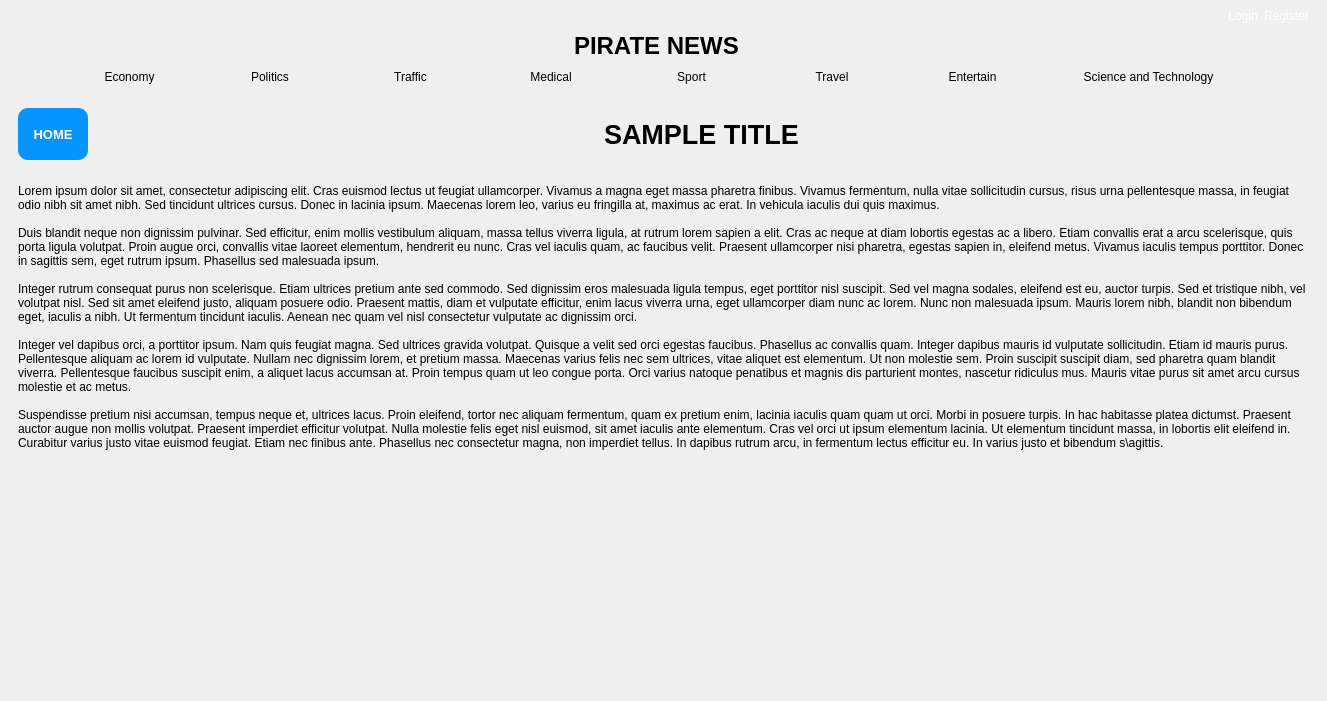
Old version of the form views/test.ui in the repository bhhoang/newspaper-project.
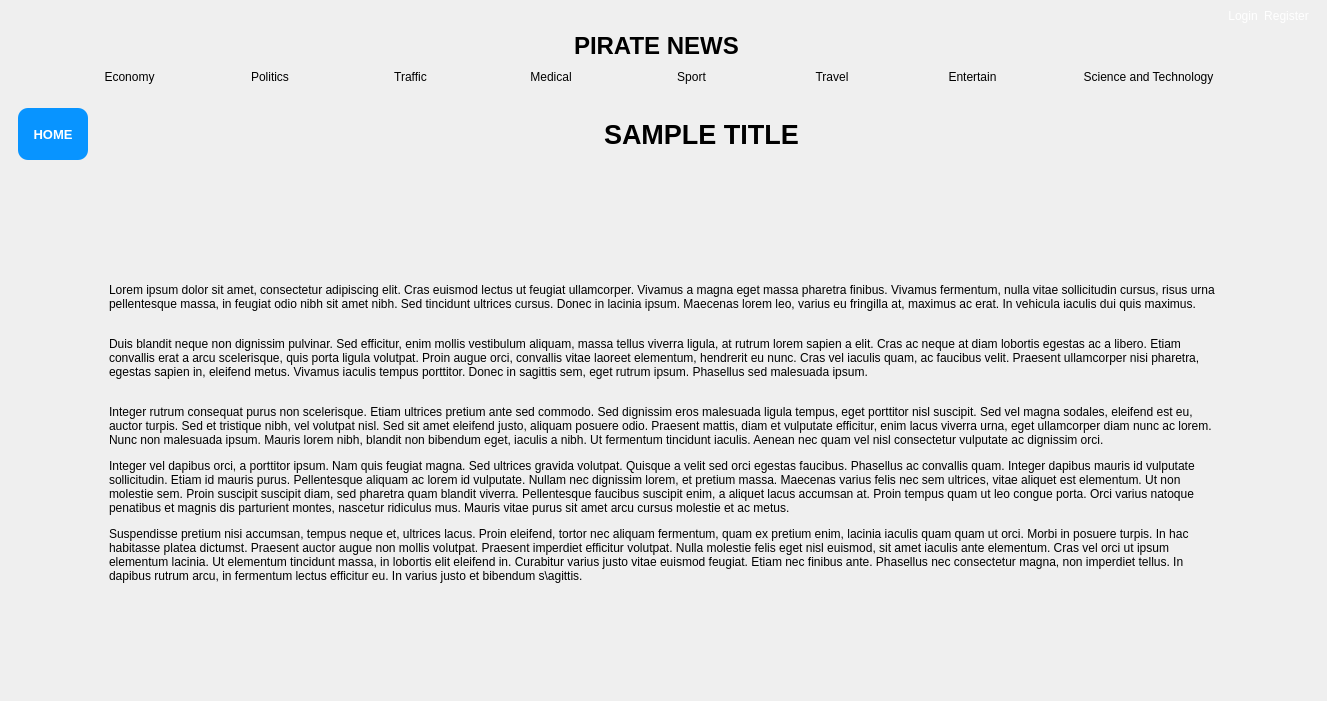
New version of the form. Icons and pictures are not drawn.

Commit message:
new file:   Mainpage.pptx 	modified:   controller/methods.py 	modified:   model/dbquery.py 	modified:   model/methods.py 	new file:   new_ui.ui 	new file:   new_ui_alpha.py 	new file:   requirements.txt 	modified:   views/login/login.ui 	new file:   views/new_ui.ui 	modified:   views/test.ui
	add status label for login, add alpha new_ui script, add
	requirements.txt

What changed in the file:
```diff
--- a/views/test.ui
+++ b/views/test.ui
@@ -390,9 +390,9 @@
        <property name="geometry">
         <rect>
          <x>0</x>
-         <y>0</y>
-         <width>1327</width>
-         <height>601</height>
+         <y>-148</y>
+         <width>1306</width>
+         <height>749</height>
         </rect>
        </property>
        <layout class="QVBoxLayout" name="verticalLayout">
@@ -477,18 +477,16 @@
            <enum>QFrame::Raised</enum>
           </property>
           <layout class="QVBoxLayout" name="verticalLayout_2">
-           <item alignment="Qt::AlignTop">
+           <property name="leftMargin">
+            <number>100</number>
+           </property>
+           <property name="rightMargin">
+            <number>100</number>
+           </property>
+           <item>
             <widget class="QLabel" name="label">
              <property name="text">
-              <string>Lorem ipsum dolor sit amet, consectetur adipiscing elit. Cras euismod lectus ut feugiat ullamcorper. Vivamus a magna eget massa pharetra finibus. Vivamus fermentum, nulla vitae sollicitudin cursus, risus urna pellentesque massa, in feugiat odio nibh sit amet nibh. Sed tincidunt ultrices cursus. Donec in lacinia ipsum. Maecenas lorem leo, varius eu fringilla at, maximus ac erat. In vehicula iaculis dui quis maximus.
-
-Duis blandit neque non dignissim pulvinar. Sed efficitur, enim mollis vestibulum aliquam, massa tellus viverra ligula, at rutrum lorem sapien a elit. Cras ac neque at diam lobortis egestas ac a libero. Etiam convallis erat a arcu scelerisque, quis porta ligula volutpat. Proin augue orci, convallis vitae laoreet elementum, hendrerit eu nunc. Cras vel iaculis quam, ac faucibus velit. Praesent ullamcorper nisi pharetra, egestas sapien in, eleifend metus. Vivamus iaculis tempus porttitor. Donec in sagittis sem, eget rutrum ipsum. Phasellus sed malesuada ipsum.
-
-Integer rutrum consequat purus non scelerisque. Etiam ultrices pretium ante sed commodo. Sed dignissim eros malesuada ligula tempus, eget porttitor nisl suscipit. Sed vel magna sodales, eleifend est eu, auctor turpis. Sed et tristique nibh, vel volutpat nisl. Sed sit amet eleifend justo, aliquam posuere odio. Praesent mattis, diam et vulputate efficitur, enim lacus viverra urna, eget ullamcorper diam nunc ac lorem. Nunc non malesuada ipsum. Mauris lorem nibh, blandit non bibendum eget, iaculis a nibh. Ut fermentum tincidunt iaculis. Aenean nec quam vel nisl consectetur vulputate ac dignissim orci.
-
-Integer vel dapibus orci, a porttitor ipsum. Nam quis feugiat magna. Sed ultrices gravida volutpat. Quisque a velit sed orci egestas faucibus. Phasellus ac convallis quam. Integer dapibus mauris id vulputate sollicitudin. Etiam id mauris purus. Pellentesque aliquam ac lorem id vulputate. Nullam nec dignissim lorem, et pretium massa. Maecenas varius felis nec sem ultrices, vitae aliquet est elementum. Ut non molestie sem. Proin suscipit suscipit diam, sed pharetra quam blandit viverra. Pellentesque faucibus suscipit enim, a aliquet lacus accumsan at. Proin tempus quam ut leo congue porta. Orci varius natoque penatibus et magnis dis parturient montes, nascetur ridiculus mus. Mauris vitae purus sit amet arcu cursus molestie et ac metus.
-
-Suspendisse pretium nisi accumsan, tempus neque et, ultrices lacus. Proin eleifend, tortor nec aliquam fermentum, quam ex pretium enim, lacinia iaculis quam quam ut orci. Morbi in posuere turpis. In hac habitasse platea dictumst. Praesent auctor augue non mollis volutpat. Praesent imperdiet efficitur volutpat. Nulla molestie felis eget nisl euismod, sit amet iaculis ante elementum. Cras vel orci ut ipsum elementum lacinia. Ut elementum tincidunt massa, in lobortis elit eleifend in. Curabitur varius justo vitae euismod feugiat. Etiam nec finibus ante. Phasellus nec consectetur magna, non imperdiet tellus. In dapibus rutrum arcu, in fermentum lectus efficitur eu. In varius justo et bibendum s\agittis.</string>
+              <string>&lt;html&gt;&lt;head/&gt;&lt;body&gt;&lt;p&gt;Lorem ipsum dolor sit amet, consectetur adipiscing elit. Cras euismod lectus ut feugiat ullamcorper. Vivamus a magna eget massa pharetra finibus. Vivamus fermentum, nulla vitae sollicitudin cursus, risus urna pellentesque massa, in feugiat odio nibh sit amet nibh. Sed tincidunt ultrices cursus. Donec in lacinia ipsum. Maecenas lorem leo, varius eu fringilla at, maximus ac erat. In vehicula iaculis dui quis maximus.&lt;/p&gt;&lt;p&gt;&lt;br/&gt;Duis blandit neque non dignissim pulvinar. Sed efficitur, enim mollis vestibulum aliquam, massa tellus viverra ligula, at rutrum lorem sapien a elit. Cras ac neque at diam lobortis egestas ac a libero. Etiam convallis erat a arcu scelerisque, quis porta ligula volutpat. Proin augue orci, convallis vitae laoreet elementum, hendrerit eu nunc. Cras vel iaculis quam, ac faucibus velit. Praesent ullamcorper nisi pharetra, egestas sapien in, eleifend metus. Vivamus iaculis tempus porttitor. Donec in sagittis sem, eget rutrum ipsum. Phasellus sed malesuada ipsum.&lt;/p&gt;&lt;p&gt;&lt;br/&gt;Integer rutrum consequat purus non scelerisque. Etiam ultrices pretium ante sed commodo. Sed dignissim eros malesuada ligula tempus, eget porttitor nisl suscipit. Sed vel magna sodales, eleifend est eu, auctor turpis. Sed et tristique nibh, vel volutpat nisl. Sed sit amet eleifend justo, aliquam posuere odio. Praesent mattis, diam et vulputate efficitur, enim lacus viverra urna, eget ullamcorper diam nunc ac lorem. Nunc non malesuada ipsum. Mauris lorem nibh, blandit non bibendum eget, iaculis a nibh. Ut fermentum tincidunt iaculis. Aenean nec quam vel nisl consectetur vulputate ac dignissim orci.&lt;/p&gt;&lt;p&gt;Integer vel dapibus orci, a porttitor ipsum. Nam quis feugiat magna. Sed ultrices gravida volutpat. Quisque a velit sed orci egestas faucibus. Phasellus ac convallis quam. Integer dapibus mauris id vulputate sollicitudin. Etiam id mauris purus. Pellentesque aliquam ac lorem id vulputate. Nullam nec dignissim lorem, et pretium massa. Maecenas varius felis nec sem ultrices, vitae aliquet est elementum. Ut non molestie sem. Proin suscipit suscipit diam, sed pharetra quam blandit viverra. Pellentesque faucibus suscipit enim, a aliquet lacus accumsan at. Proin tempus quam ut leo congue porta. Orci varius natoque penatibus et magnis dis parturient montes, nascetur ridiculus mus. Mauris vitae purus sit amet arcu cursus molestie et ac metus.&lt;/p&gt;&lt;p align=&quot;center&quot;&gt;&lt;img src=&quot;:/Test/Sicol/256x256Si/42cfd80ddc226d73ca90a523bbdcdd96.jpg&quot;/&gt;&lt;/p&gt;&lt;p&gt;Suspendisse pretium nisi accumsan, tempus neque et, ultrices lacus. Proin eleifend, tortor nec aliquam fermentum, quam ex pretium enim, lacinia iaculis quam quam ut orci. Morbi in posuere turpis. In hac habitasse platea dictumst. Praesent auctor augue non mollis volutpat. Praesent imperdiet efficitur volutpat. Nulla molestie felis eget nisl euismod, sit amet iaculis ante elementum. Cras vel orci ut ipsum elementum lacinia. Ut elementum tincidunt massa, in lobortis elit eleifend in. Curabitur varius justo vitae euismod feugiat. Etiam nec finibus ante. Phasellus nec consectetur magna, non imperdiet tellus. In dapibus rutrum arcu, in fermentum lectus efficitur eu. In varius justo et bibendum s\agittis.&lt;/p&gt;&lt;/body&gt;&lt;/html&gt;</string>
              </property>
              <property name="wordWrap">
               <bool>true</bool>
```
Left out of the diff: 2 changed lines with no effect on the pictures. The commit also changes 9 other files.
